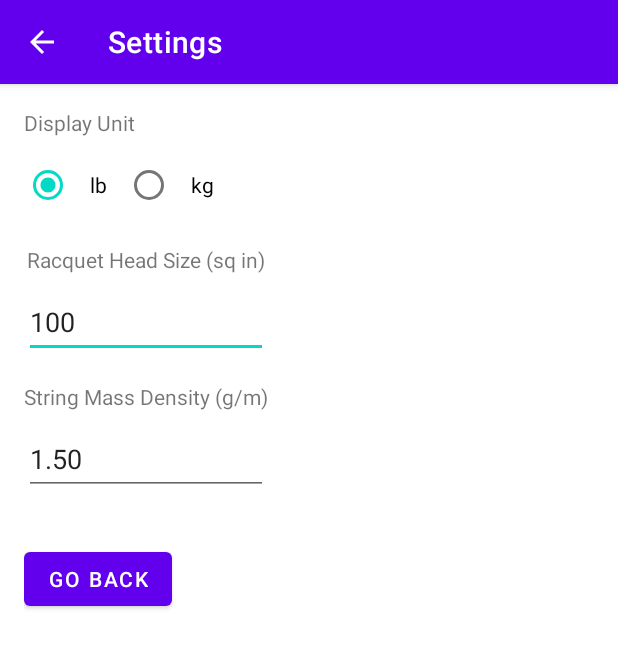
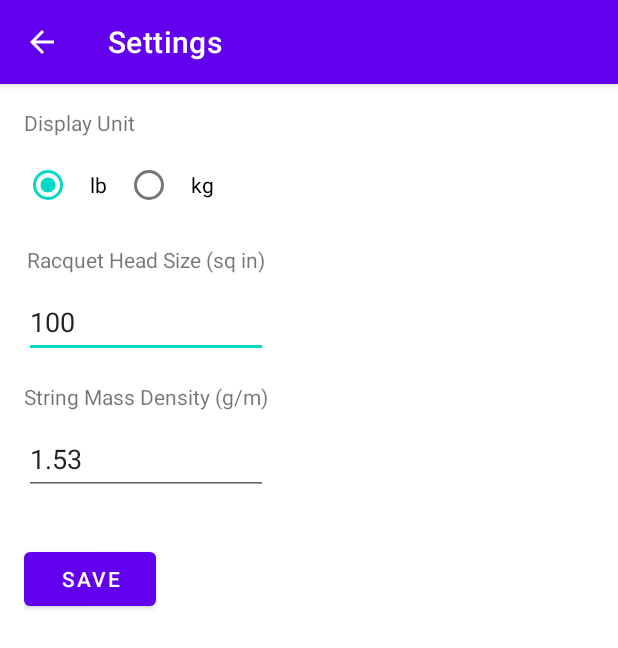
Before and after one commit to low-earth-orbit/tennis-tune, an Android app: the SettingsActivity screen opened directly, with no data from a screen before it, on a phone screen of 412 x 824 dp. Shown: the top 648 px of the screen. Run offline under Robolectric (Android 15) with nearby library versions, the phone set to English and light mode, and no system bars.

Commit message:
Add input validation to settings page

```diff
--- a/App/app/src/main/java/ca/unb/mobiledev/tennis_tune/SettingsActivity.kt
+++ b/App/app/src/main/java/ca/unb/mobiledev/tennis_tune/SettingsActivity.kt
@@ -2,18 +2,21 @@ package ca.unb.mobiledev.tennis_tune
 
 import android.content.SharedPreferences
 import android.os.Bundle
+import android.text.Editable
+import android.text.TextWatcher
 import android.view.MenuItem
-import android.widget.TextView
+import android.widget.EditText
+import android.widget.Toast
+import androidx.appcompat.app.AlertDialog
 import androidx.appcompat.app.AppCompatActivity
-import androidx.core.widget.addTextChangedListener
 import ca.unb.mobiledev.tennis_tune.databinding.SettingsPageBinding
 
 class SettingsActivity : AppCompatActivity() {
     private lateinit var binding: SettingsPageBinding
-
     private lateinit var sharedPreferences: SharedPreferences
-    private var mVisualizerView: VisualizerView? = null
-    private var frequencyTextView: TextView? = null
+    private var originalDisplayUnit: String? = null
+    private var originalRacquetHeadSize: String? = null
+    private var originalStringMassDensity: String? = null
 
     override fun onCreate(savedInstanceState: Bundle?) {
         super.onCreate(savedInstanceState)
@@ -29,41 +32,105 @@ class SettingsActivity : AppCompatActivity() {
 
         setupListeners()
         loadSettings()
+        setupInputValidation()
     }
 
     private fun setupListeners() {
-        binding.rgDisplayUnit.setOnCheckedChangeListener { _, checkedId ->
-            sharedPreferences.edit()
-                .putString("DISPLAY_UNIT", if (checkedId == R.id.rb_lb) "lb" else "kg").apply()
+        binding.buttonSave.setOnClickListener {
+            if (validateInputs()) {
+                saveSettings()
+                Toast.makeText(this, getString(R.string.settings_saved), Toast.LENGTH_SHORT).show()
+                finish()
+            } else {
+                Toast.makeText(this, getString(R.string.invalid_inputs), Toast.LENGTH_SHORT).show()
+            }
         }
+    }
 
-        binding.etRacquetHeadSize.addTextChangedListener {
-            sharedPreferences.edit().putString("RACQUET_HEAD_SIZE", it.toString()).apply()
+    private fun loadSettings() {
+        originalDisplayUnit = sharedPreferences.getString("DISPLAY_UNIT", "lb")
+        originalRacquetHeadSize = sharedPreferences.getString("RACQUET_HEAD_SIZE", "100")
+        originalStringMassDensity = sharedPreferences.getString("STRING_MASS_DENSITY", "1.53")
+
+        binding.rbLb.isChecked = (originalDisplayUnit == "lb")
+        binding.rbKg.isChecked = (originalDisplayUnit == "kg")
+        binding.etRacquetHeadSize.setText(originalRacquetHeadSize)
+        binding.etStringMassDensity.setText(originalStringMassDensity)
+    }
+
+    private fun setupInputValidation() {
+        val etHeadSize = findViewById<EditText>(R.id.et_racquet_head_size)
+        val etStringMassDensity = findViewById<EditText>(R.id.et_string_mass_density)
+
+        binding.etRacquetHeadSize.addTextChangedListener(object : TextWatcher {
+            override fun afterTextChanged(s: Editable) {
+                val headSize = s.toString().toDoubleOrNull()
+                if (headSize == null || !isValidHeadSize(headSize)) {
+                    etHeadSize.error = getString(R.string.supported_head_size)
+                }
+            }
+
+            override fun beforeTextChanged(s: CharSequence, start: Int, count: Int, after: Int) {}
+            override fun onTextChanged(s: CharSequence, start: Int, before: Int, count: Int) {}
+        })
+
+        binding.etStringMassDensity.addTextChangedListener(object : TextWatcher {
+            override fun afterTextChanged(s: Editable) {
+                val density = s.toString().toDoubleOrNull()
+                if (density == null || !isValidStringMassDensity(density)) {
+                    etStringMassDensity.error =
+                        getString(R.string.string_mass_density_accepted_range)
+                }
+            }
+
+            override fun beforeTextChanged(s: CharSequence, start: Int, count: Int, after: Int) {}
+            override fun onTextChanged(s: CharSequence, start: Int, before: Int, count: Int) {}
+        })
+    }
+
+    private fun validateInputs(): Boolean {
+        val headSize = binding.etRacquetHeadSize.text.toString().toDoubleOrNull()
+        val stringDensity = binding.etStringMassDensity.text.toString().toDoubleOrNull()
+
+        return when {
+            headSize == null || !isValidHeadSize(headSize) -> {
+                binding.etRacquetHeadSize.error = getString(R.string.supported_head_size)
+                false
+            }
+
+            stringDensity == null || !isValidStringMassDensity(stringDensity) -> {
+                binding.etStringMassDensity.error =
+                    getString(R.string.string_mass_density_accepted_range)
+                false
+            }
+
+            else -> true
         }
+    }
 
-        binding.etStringMassDensity.addTextChangedListener {
-            sharedPreferences.edit().putString("STRING_MASS_DENSITY", it.toString()).apply()
-        }
+    private fun isValidHeadSize(size: Double): Boolean {
+        return size in 85.0..130.0
+    }
 
-        binding.buttonBack.setOnClickListener {
-            onSettingsChanged()
-        }
+    private fun isValidStringMassDensity(density: Double): Boolean {
+        return density in 0.5..3.0
     }
 
     override fun onOptionsItemSelected(item: MenuItem): Boolean {
         // Handle the Up/Home button
         if (item.itemId == android.R.id.home) {
-            onSettingsChanged()
+            if (hasUnsavedChanges()) {
+                AlertDialog.Builder(this)
+                    .setMessage(getString(R.string.unsaved_changes_message))
+                    .setPositiveButton(getString(R.string.discard)) { _, _ -> onBackPressedDispatcher.onBackPressed() }
+                    .setNegativeButton(getString(R.string.cancel), null)
+                    .show()
+            } else {
+                finish()
+            }
             return true
         }
         return super.onOptionsItemSelected(item)
-    }
-
-    private fun onSettingsChanged() {
-        saveSettings()
-        mVisualizerView?.resetFrequencies()
-        frequencyTextView?.text = this.getString(R.string.text_detecting)
-        finish()
     }
 
     private fun saveSettings() {
@@ -84,18 +151,13 @@ class SettingsActivity : AppCompatActivity() {
         editor.apply()
     }
 
-    private fun loadSettings() {
-        when (sharedPreferences.getString("DISPLAY_UNIT", "lb")) {
-            "lb" -> binding.rbLb.isChecked = true
-            "kg" -> binding.rbKg.isChecked = true
-        }
+    private fun hasUnsavedChanges(): Boolean {
+        val currentDisplayUnit = if (binding.rbLb.isChecked) "lb" else "kg"
+        val currentRacquetHeadSize = binding.etRacquetHeadSize.text.toString()
+        val currentStringMassDensity = binding.etStringMassDensity.text.toString()
 
-        binding.etRacquetHeadSize.setText(sharedPreferences.getString("RACQUET_HEAD_SIZE", "100"))
-        binding.etStringMassDensity.setText(
-            sharedPreferences.getString(
-                "STRING_MASS_DENSITY",
-                "1.50"
-            )
-        )
+        return currentDisplayUnit != originalDisplayUnit ||
+                currentRacquetHeadSize != originalRacquetHeadSize ||
+                currentStringMassDensity != originalStringMassDensity
     }
 }
--- a/App/app/src/main/res/layout/settings_page.xml
+++ b/App/app/src/main/res/layout/settings_page.xml
@@ -109,16 +109,16 @@
                     android:autofillHints="stringMassDensity"
                     android:inputType="numberDecimal"
                     android:maxWidth="200dp"
-                    android:text="@string/string_mass_density_1_50" />
+                    android:text="@string/string_mass_density" />
 
             </LinearLayout>
 
             <Button
-                android:id="@+id/button_back"
+                android:id="@+id/button_save"
                 android:layout_width="wrap_content"
                 android:layout_height="wrap_content"
                 android:layout_marginTop="16dp"
-                android:text="@string/button_back"
+                android:text="@string/button_save"
                 app:layout_anchor="@id/appBarLayout"
                 app:layout_anchorGravity="bottom|start" />
 
--- a/App/app/src/main/res/values/strings.xml
+++ b/App/app/src/main/res/values/strings.xml
@@ -10,15 +10,22 @@
     <string name="button_reset">Reset</string>
     <string name="title_settings_page">Settings</string>
     <string name="button_start">Start</string>
-    <string name="button_back">Go Back</string>
+    <string name="button_save">Save</string>
     <string name="button_settings">Settings</string>
     <string name="display_unit_label">Display Unit</string>
     <string name="racquet_head_size_sq_in_label">Racquet Head Size (sq in)</string>
     <string name="string_mass_density_g_m_label">String Mass Density (g/m)</string>
     <string name="racquet_head_size_100">100</string>
-    <string name="string_mass_density_1_50">1.50</string>
+    <string name="string_mass_density">1.53</string>
     <string name="radio_button_kg">kg</string>
     <string name="radio_button_lb">lb</string>
     <string name="title_home_page">Home</string>
+    <string name="invalid_inputs">Invalid inputs</string>
+    <string name="string_mass_density_accepted_range">Accepted range: 0.5 – 3.0</string>
+    <string name="supported_head_size">Supported range: 85 – 130</string>
+    <string name="unsaved_changes_message">You have unsaved changes. Do you want to discard them?</string>
+    <string name="discard">Discard</string>
+    <string name="cancel">Cancel</string>
+    <string name="settings_saved">Settings saved</string>
 
 </resources>
```
